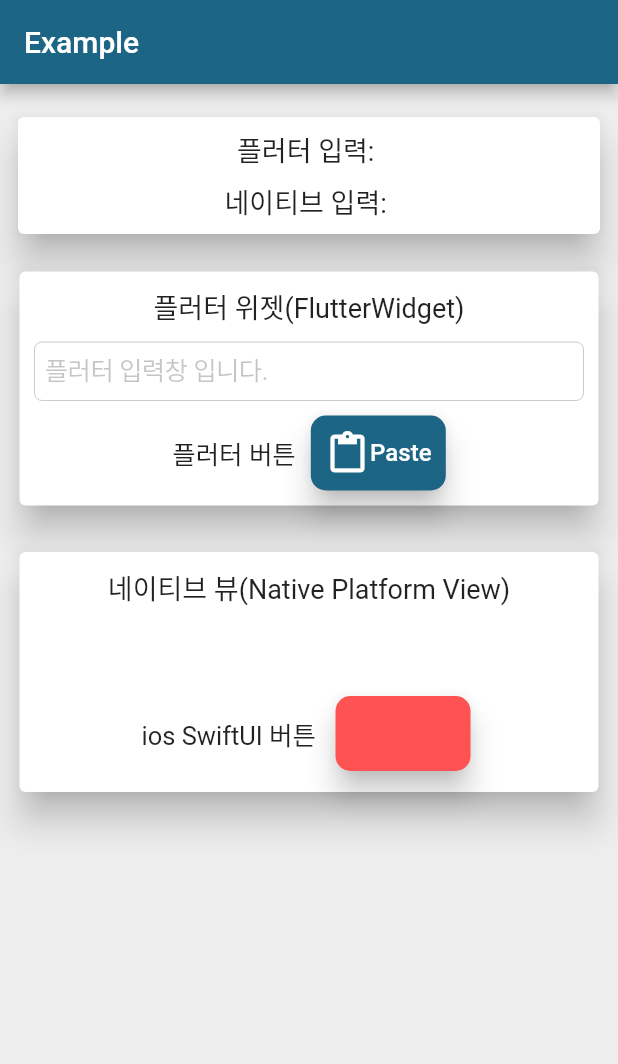
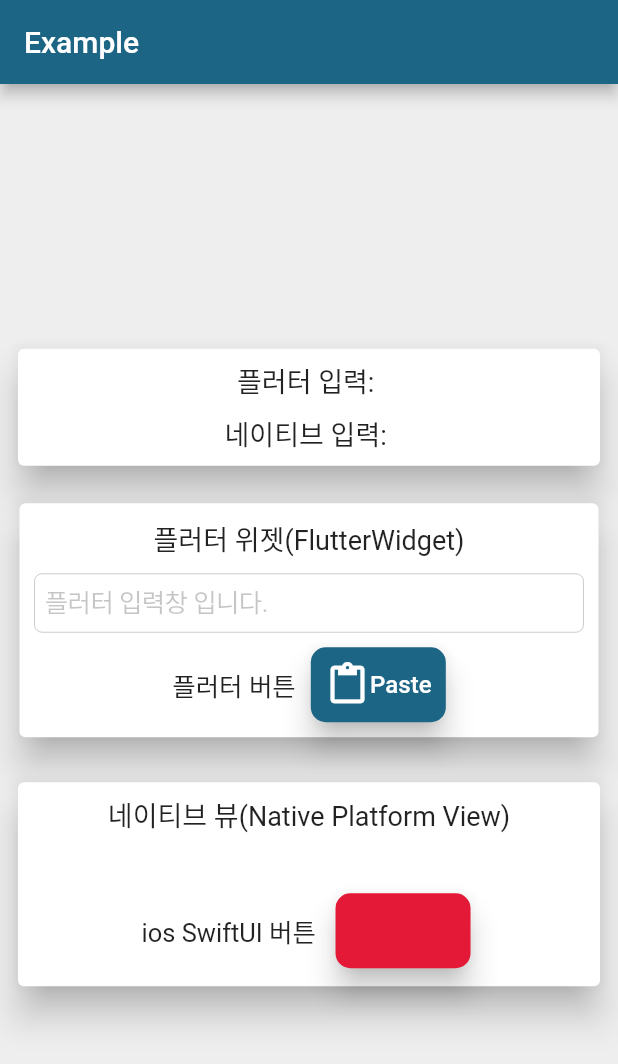
Before and after one commit to svs-app-lib/native_swiftui_pastebutton_and_textfield, a Flutter app: the screen it shows after launch, on a phone screen of 412 x 824 dp. Shown: the top 1064 px of the screen. Run offline on Flutter 3.47's test engine with Material 2 defaults, Android fonts, the phone set to English and light mode, and no system bars; our stand-ins replace plugin_platform_interface.

Commit message:
changed 1.0.6

```diff
--- a/example/lib/View.dart
+++ b/example/lib/View.dart
@@ -18,9 +18,7 @@ class MainPage extends StatelessWidget {
           appBar: AppBar(
             title: const Text("Example"),
           ),
-          body: SafeArea(
-            child: SingleChildScrollView(
-              child: Column(
+          body: Column(
             mainAxisAlignment: MainAxisAlignment.center,
             children: [
               const SizedBox(
@@ -127,25 +125,23 @@ class MainPage extends StatelessWidget {
                 height: 5,
               ),
               Padding(
-                    padding: const EdgeInsets.all(9.0),
+                padding: const EdgeInsets.all(8.0),
                 child: Card(
                   elevation: 10,
                   child: Padding(
-                        padding: const EdgeInsets.all(10.0),
+                    padding: const EdgeInsets.all(8.0),
                     child: Column(
                       children: [
                         const Text("네이티브 뷰(Native Platform View)",
                             style: TextStyle(fontSize: 18)),
-                            const SizedBox(height: 10),
                         NativeTextFieldWidget(
-                              labelText: "네이티브 입력창 입니다.",
+                          labelText: "네이티브 입력창입니다.",
                           onUpdated: (String? text) {
                             context
                                 .read<MainPageViewModel>()
                                 .receiveNativeSideMassage(text);
                           },
                         ),
-                            const SizedBox(height: 10),
                         Row(
                           mainAxisAlignment: MainAxisAlignment.center,
                           children: [
@@ -155,9 +151,7 @@ class MainPage extends StatelessWidget {
                               width: 9,
                             ),
                             NativePasteButtonWidget(
-                                  width: 90,
-                                  height: 50,
-                                  color: Colors.redAccent,
+                              color: const Color(0xffe31937),
                               hasLabel: true,
                               onPressed: (String? data) {
                                 context
@@ -174,8 +168,6 @@ class MainPage extends StatelessWidget {
               ),
             ],
           ),
-            ),
-          ),
         );
       }),
     );
--- a/lib/NativePasteButtonWidget.dart
+++ b/lib/NativePasteButtonWidget.dart
@@ -27,16 +27,19 @@ class NativePasteButtonWidget extends StatefulWidget {
 }
 
 class _NativePasteButtonWidgetState extends State<NativePasteButtonWidget> {
-  Map<String, dynamic> seed = {};
   late final MethodChannel channelPasteButton;
   final String channelUUID =
       NativeSwiftuiPastebuttonAndTextfield.uuid.v4().toString();
+  bool nativeReady = false;
 
   @override
   void initState() {
-    // TODO: implement initState
     super.initState();
     channelPasteButton = MethodChannel(channelUUID);
+    channelPasteButton.setMethodCallHandler((call) async {
+      widget.onPressed(call.arguments);
+    });
+    Map<String, dynamic> seed = {};
     seed["widgetUUID"] = channelUUID;
     seed["alpha"] = widget.color.alpha;
     seed["red"] = widget.color.red;
@@ -46,12 +49,12 @@ class _NativePasteButtonWidgetState extends State<NativePasteButtonWidget> {
     seed["width"] = widget.width;
     seed["height"] = widget.height;
 
+    WidgetsBinding.instance.addPostFrameCallback((timeStamp) {
       NativeSwiftuiPastebuttonAndTextfieldPlatform.instance
-        .callNativePasteButton(seed);
-
-    WidgetsBinding.instance.addPostFrameCallback((timeStamp) {
-      channelPasteButton.setMethodCallHandler((call) async {
-        widget.onPressed(call.arguments);
+          .callNativeView('makePasteButtonWidget', seed, () {
+        setState(() {
+          nativeReady = true;
+        });
       });
     });
   }
@@ -67,14 +70,16 @@ class _NativePasteButtonWidgetState extends State<NativePasteButtonWidget> {
       child: SizedBox(
         height: widget.height,
         width: widget.width,
-        child: ClipRRect(
+        child: nativeReady
+            ? ClipRRect(
                 borderRadius: BorderRadius.circular(10),
                 child: UiKitView(
                   viewType: channelUUID,
                   layoutDirection: TextDirection.ltr,
                   creationParamsCodec: const StandardMessageCodec(),
                 ),
-        ),
+              )
+            : const SizedBox(),
       ),
     );
   }
--- a/lib/NativeTextFieldWidget.dart
+++ b/lib/NativeTextFieldWidget.dart
@@ -18,25 +18,29 @@ class NativeTextFieldWidget extends StatefulWidget {
 }
 
 class _NativeTextFieldWidgetState extends State<NativeTextFieldWidget> {
-  Map<String, dynamic> seed = {};
   late final MethodChannel channelTextField;
   final String channelUUID =
       NativeSwiftuiPastebuttonAndTextfield.uuid.v4().toString();
+  bool nativeReady = false;
 
   @override
   void initState() {
-    // TODO: implement initState
     super.initState();
+
     channelTextField = MethodChannel(channelUUID);
+    channelTextField.setMethodCallHandler((call) async {
+      widget.onUpdated(call.arguments);
+    });
+    Map<String, dynamic> seed = {};
     seed["widgetUUID"] = channelUUID;
     seed["labelText"] = widget.labelText;
 
-    NativeSwiftuiPastebuttonAndTextfieldPlatform.instance
-        .callNativeTextField(seed);
-
     WidgetsBinding.instance.addPostFrameCallback((timeStamp) {
-      channelTextField.setMethodCallHandler((call) async {
-        widget.onUpdated(call.arguments);
+      NativeSwiftuiPastebuttonAndTextfieldPlatform.instance
+          .callNativeView('makeTextFieldWidget', seed, () {
+        setState(() {
+          nativeReady = true;
+        });
       });
     });
   }
@@ -48,11 +52,13 @@ class _NativeTextFieldWidgetState extends State<NativeTextFieldWidget> {
       child: LayoutBuilder(builder: (context, dims) {
         return SizedBox(
           width: dims.maxWidth,
-          child: UiKitView(
-            viewType: channelUUID,
-            layoutDirection: TextDirection.ltr,
-            creationParamsCodec: const StandardMessageCodec(),
-          ),
+          child: nativeReady
+              ? UiKitView(
+                  viewType: channelUUID,
+                  layoutDirection: TextDirection.ltr,
+                  creationParamsCodec: const StandardMessageCodec(),
+                )
+              : const SizedBox(),
         );
       }),
     );
--- a/pubspec.yaml
+++ b/pubspec.yaml
@@ -1,6 +1,6 @@
 name: native_swiftui_pastebutton_and_textfield
 description: This is a plugin that provides a paste button and text field from Native SwiftUI as widgets in Flutter.
-version: 1.0.6
+version: 1.0.7
 homepage: https://github.com/isolateV/native_swiftui_pastebutton_and_textfield/tree/main
 
 environment:
```
Also changed, not shown: lib/native_swiftui_pastebutton_and_textfield_method_channel.dart (+8 -8 lines), lib/native_swiftui_pastebutton_and_textfield_platform_interface.dart (+8 -7 lines), example/pubspec.lock, 2 other files. Lines whose indentation alone changed are shown as unchanged.
